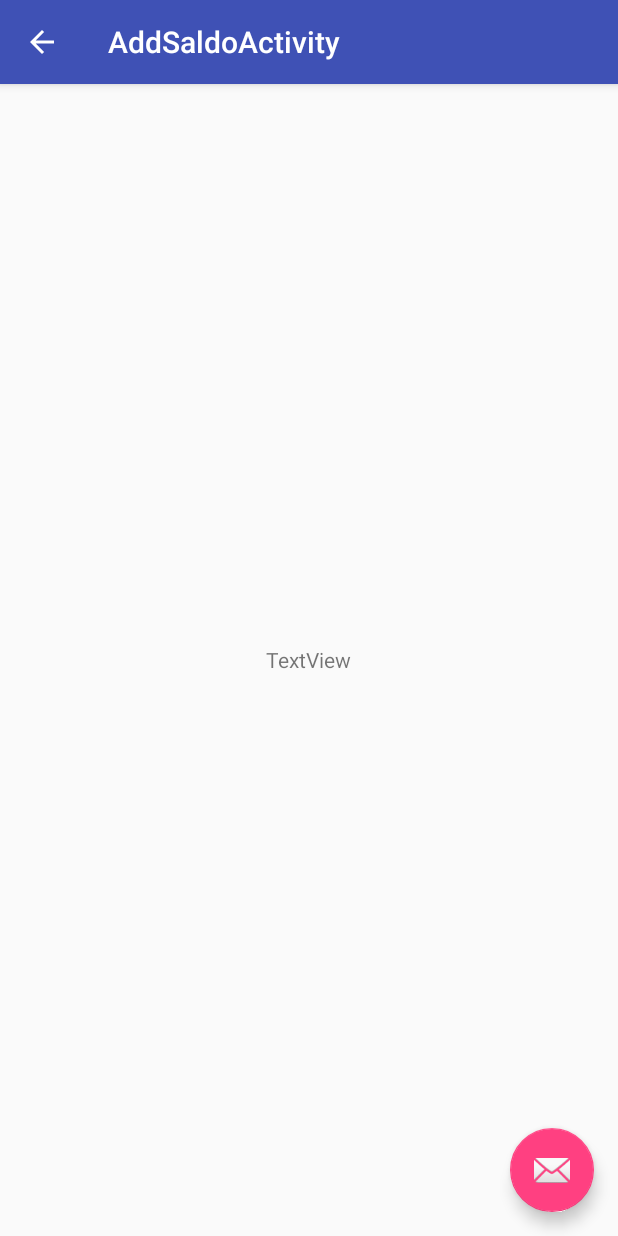
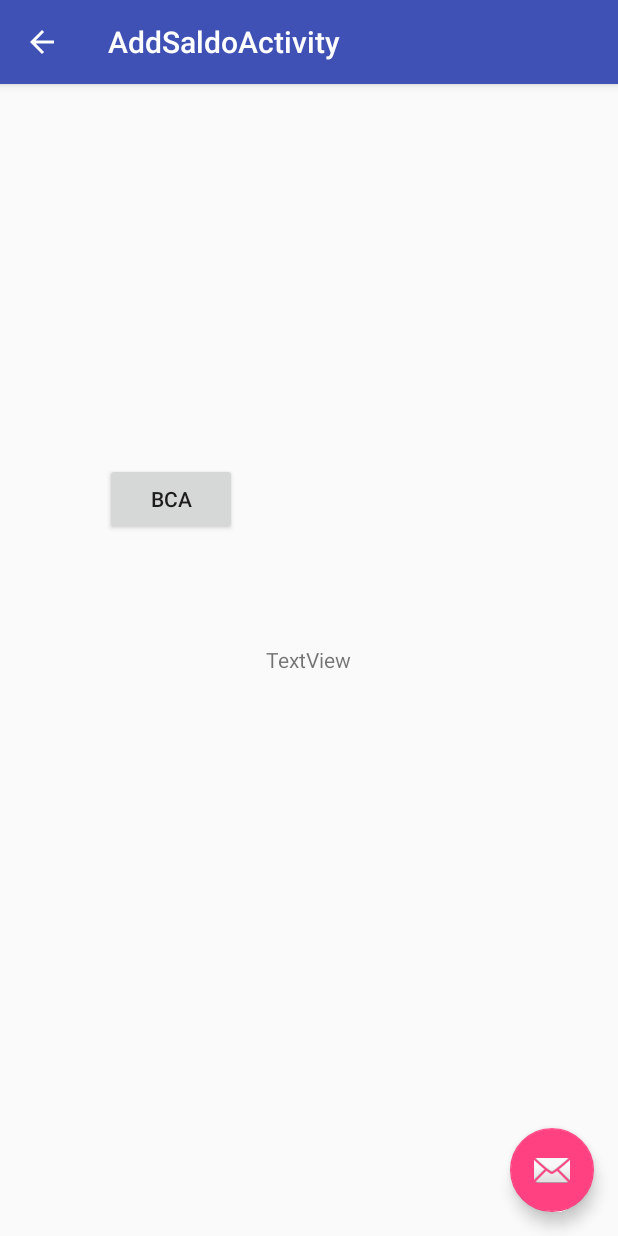
Before and after one commit to Dtech-Dev/SmartPay, an Android app: the AddSaldoActivity screen opened directly, with no data from a screen before it, on a phone screen of 412 x 824 dp. Run offline under Robolectric (Android 15) with nearby library versions, the phone set to English and light mode, and no system bars.

Commit message:
confirm payment

```diff
--- a/app/src/main/java/com/dtech/smartpulsa/AddSaldoActivity.java
+++ b/app/src/main/java/com/dtech/smartpulsa/AddSaldoActivity.java
@@ -1,14 +1,17 @@
 package com.dtech.smartpulsa;
 
+import android.content.Intent;
 import android.os.Bundle;
 import android.support.design.widget.FloatingActionButton;
 import android.support.design.widget.Snackbar;
 import android.support.v7.app.AppCompatActivity;
 import android.support.v7.widget.Toolbar;
 import android.view.View;
+import android.widget.Button;
 
 public class AddSaldoActivity extends AppCompatActivity {
 
+    Button bca;
     @Override
     protected void onCreate(Bundle savedInstanceState) {
         super.onCreate(savedInstanceState);
@@ -25,6 +28,16 @@ public class AddSaldoActivity extends AppCompatActivity {
             }
         });
         getSupportActionBar().setDisplayHomeAsUpEnabled(true);
+
+        bca = (Button) findViewById(R.id.btnBca);
+        bca.setOnClickListener(new View.OnClickListener() {
+            @Override
+            public void onClick(View v) {
+                Intent confirm = new Intent(AddSaldoActivity.this, TrfConfirmActivity.class);
+                confirm.putExtra("bca", "BCA");
+                startActivity(confirm);
+            }
+        });
     }
 
 }
--- a/app/src/main/res/layout/content_add_saldo.xml
+++ b/app/src/main/res/layout/content_add_saldo.xml
@@ -20,4 +20,16 @@
         android:layout_centerVertical="true"
         android:layout_centerHorizontal="true"
         android:id="@+id/textView3" />
+
+    <Button
+        android:text="BCA"
+        android:layout_width="wrap_content"
+        android:layout_height="wrap_content"
+        android:layout_above="@+id/textView3"
+        android:layout_toLeftOf="@+id/textView3"
+        android:layout_toStartOf="@+id/textView3"
+        android:layout_marginRight="19dp"
+        android:layout_marginEnd="19dp"
+        android:layout_marginBottom="73dp"
+        android:id="@+id/btnBca" />
 </RelativeLayout>
```
Also changed, not shown: app/src/main/java/com/dtech/smartpulsa/Configuration/Config.java (+15 -0 lines), app/src/main/java/com/dtech/smartpulsa/TrfConfirmActivity.java (+83 -2 lines).
